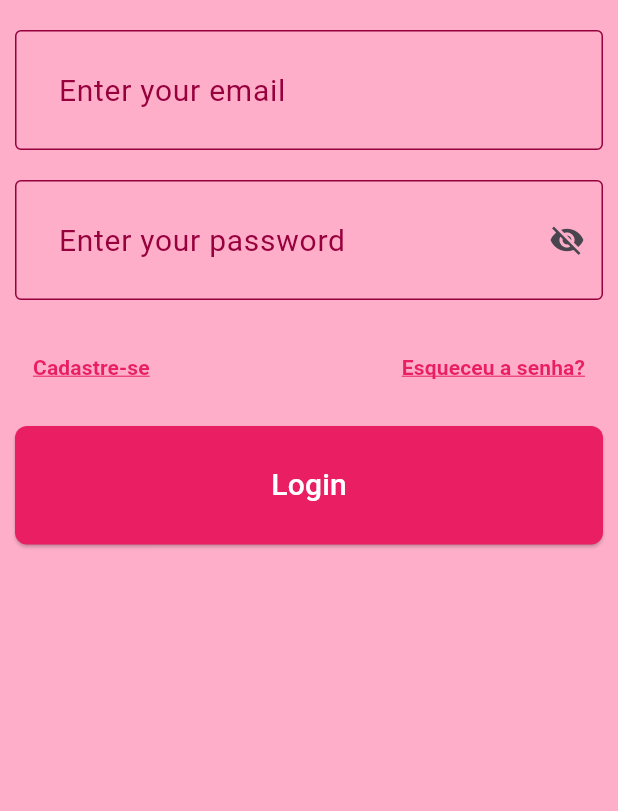
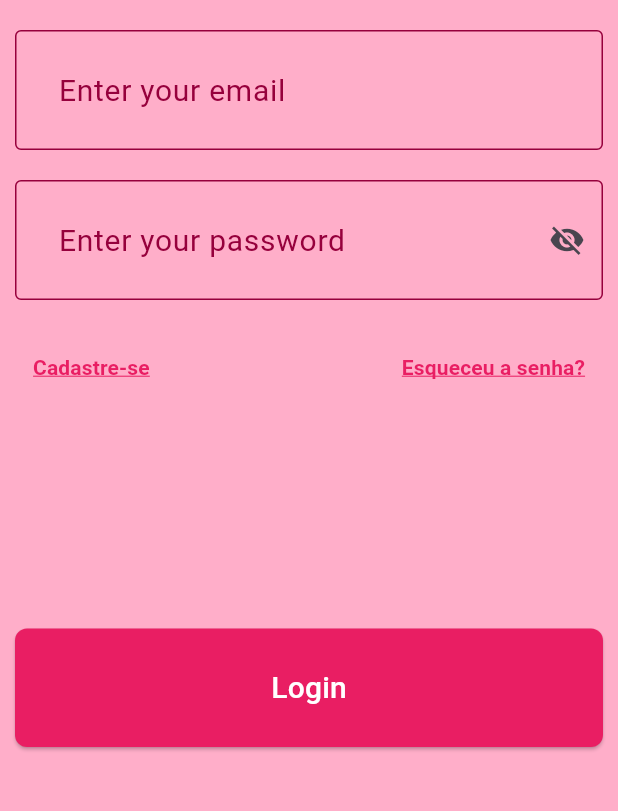
Before and after one commit to suellenvenancio/doramar_app, a Flutter app: the screen it shows after launch, on a phone screen of 412 x 824 dp, the part 309-1120 px from its top. Run offline on Flutter 3.47's test engine with Material 3 defaults, Android fonts, the phone set to English and light mode, and no system bars; our stand-ins replace expandable_text, firebase_auth, firebase_core; accounts and stored records are empty; statements that could not run were skipped.

Commit message:
fix: change margin

```diff
--- a/lib/pages/login_page.dart
+++ b/lib/pages/login_page.dart
@@ -208,7 +208,7 @@ class LoginFormState extends State<LoginForm> {
                 ),
               ],
             ),
-            const SizedBox(height: 15),
+            const SizedBox(height: 150),
             Builder(
               builder: (context) {
                 final store = Provider.of<AuthStore>(context);
```
